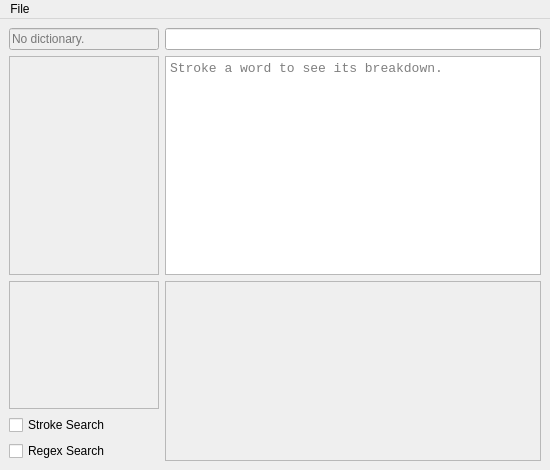
The window that spectra_lexer/gui_qt/window.ui (fourshade/spectra_lexer) describes before a commit, drawn with Qt 5.
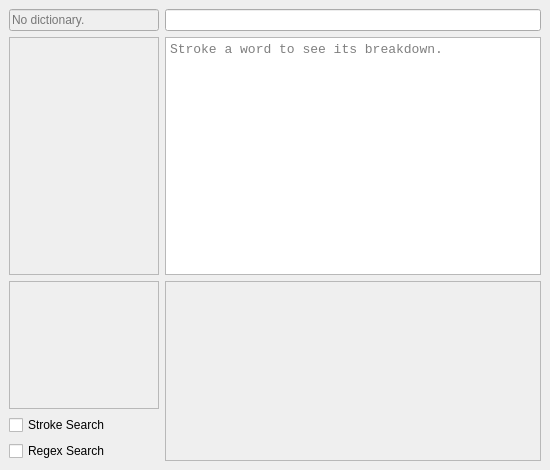
The same window after the commit. Icons and pictures are not drawn. Custom widgets are drawn as their Qt base class.

Diff of the .ui file:
```diff
--- a/spectra_lexer/gui_qt/window.ui
+++ b/spectra_lexer/gui_qt/window.ui
@@ -357,14 +357,6 @@
      <pointsize>9</pointsize>
     </font>
    </property>
-   <widget class="QMenu" name="m_file">
-    <property name="title">
-     <string>File</string>
-    </property>
-    <addaction name="m_file_load"/>
-    <addaction name="m_file_exit"/>
-   </widget>
-   <addaction name="m_file"/>
   </widget>
   <action name="m_file_load">
    <property name="text">
```
Left out of the diff: 14 changed lines with no effect on the pictures.
